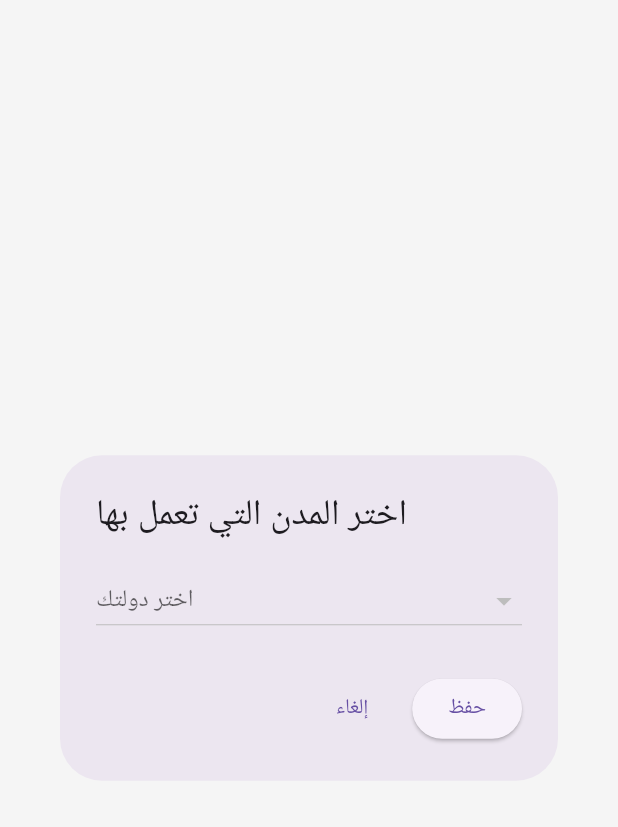
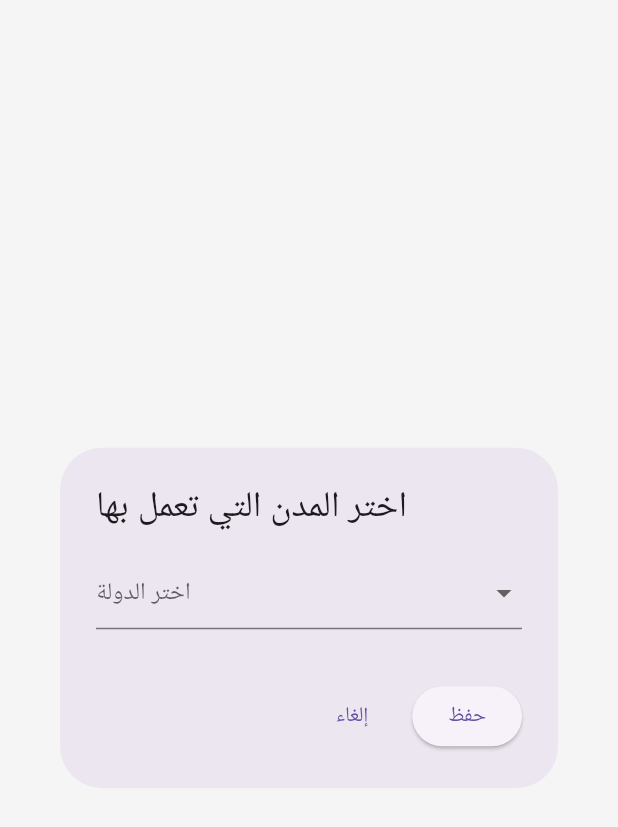
Before and after one commit to azref/elhirafi, a Flutter app: the _CitySelectionDialog widget shown alone on an empty page, opened directly with empty values, on a phone screen of 412 x 824 dp. Shown: the top 827 px of the screen. Run offline on Flutter 3.47's test engine with Material 3 defaults, Android fonts, the light colour scheme and no system bars; our stand-ins replace audioplayers, cloud_firestore, firebase_analytics, firebase_auth, firebase_core, firebase_crashlytics and 6 more; missing offline and left inert: record; accounts and stored records are empty; network calls fail; Roboto replaces fonts that are missing (Cairo).

Commit message:
Update register_screen.dart

```diff
--- a/lib/screens/auth/register_screen.dart
+++ b/lib/screens/auth/register_screen.dart
@@ -9,9 +9,7 @@ import '../../constants/app_strings.dart';
 import '../../providers/auth_provider.dart';
 import '../../widgets/custom_button.dart';
 import '../../widgets/custom_text_field.dart';
-// --- تم إرجاع المسار الصحيح هنا ---
 import '../../data/cities_data.dart';
-// ---------------------------------
 
 class RegisterScreen extends StatefulWidget {
   const RegisterScreen({super.key});
@@ -320,24 +318,51 @@ class _CitySelectionDialog extends StatefulWidget {
 
 class _CitySelectionDialogState extends State<_CitySelectionDialog> {
   late List<String> _tempSelectedCities;
-  String _searchQuery = '';
   String? _selectedCountry;
+  String? _selectedRegion;
+  String? _selectedCity;
+
+  List<String> _countries = [];
+  List<String> _regions = [];
+  List<String> _cities = [];
+  List<String> _districts = [];
 
   @override
   void initState() {
     super.initState();
     _tempSelectedCities = List.from(widget.initialSelectedCities);
+    _countries = CitiesData.getCountries();
   }
 
-  List<String> get _filteredCities {
-    if (_selectedCountry == null) {
-      return [];
+  void _onCountryChanged(String? newValue) {
+    setState(() {
+      _selectedCountry = newValue;
+      _selectedRegion = null;
+      _selectedCity = null;
+      _regions = _selectedCountry != null ? CitiesData.getRegions(_selectedCountry!) : [];
+      _cities = [];
+      _districts = [];
+    });
   }
-    final cities = citiesByCountry[_selectedCountry] ?? [];
-    if (_searchQuery.isEmpty) {
-      return cities;
+
+  void _onRegionChanged(String? newValue) {
+    setState(() {
+      _selectedRegion = newValue;
+      _selectedCity = null;
+      _cities = (_selectedCountry != null && _selectedRegion != null)
+          ? CitiesData.getCities(_selectedCountry!, _selectedRegion!)
+          : [];
+      _districts = [];
+    });
   }
-    return cities.where((city) => city.toLowerCase().contains(_searchQuery.toLowerCase())).toList();
+
+  void _onCityChanged(String? newValue) {
+    setState(() {
+      _selectedCity = newValue;
+      _districts = (_selectedCountry != null && _selectedRegion != null && _selectedCity != null)
+          ? CitiesData.getDistricts(_selectedCountry!, _selectedRegion!, _selectedCity!)
+          : [];
+    });
   }
 
   @override
@@ -346,59 +371,60 @@ class _CitySelectionDialogState extends State<_CitySelectionDialog> {
       title: const Text(AppStrings.selectWorkCities),
       content: SizedBox(
         width: double.maxFinite,
+        child: SingleChildScrollView(
           child: Column(
             mainAxisSize: MainAxisSize.min,
             children: [
-            DropdownButton<String>(
+              DropdownButtonFormField<String>(
                 value: _selectedCountry,
-              hint: const Text(AppStrings.selectCountry),
+                hint: const Text('اختر الدولة'),
                 isExpanded: true,
-              items: citiesByCountry.keys.map((String country) {
-                return DropdownMenuItem<String>(
-                  value: country,
-                  child: Text(country),
-                );
+                items: _countries.map((String country) {
+                  return DropdownMenuItem<String>(value: country, child: Text(country));
                 }).toList(),
-              onChanged: (newValue) {
-                setState(() {
-                  _selectedCountry = newValue;
-                  _searchQuery = '';
-                });
-              },
+                onChanged: _onCountryChanged,
               ),
+              if (_selectedCountry != null) const SizedBox(height: 10),
               if (_selectedCountry != null)
-              Padding(
-                padding: const EdgeInsets.symmetric(vertical: 8.0),
-                child: TextField(
-                  onChanged: (value) {
-                    setState(() {
-                      _searchQuery = value;
-                    });
-                  },
-                  decoration: const InputDecoration(
-                    labelText: AppStrings.search,
-                    prefixIcon: Icon(Icons.search),
-                    border: OutlineInputBorder(),
+                DropdownButtonFormField<String>(
+                  value: _selectedRegion,
+                  hint: const Text('اختر المنطقة/الجهة'),
+                  isExpanded: true,
+                  items: _regions.map((String region) {
+                    return DropdownMenuItem<String>(value: region, child: Text(region));
+                  }).toList(),
+                  onChanged: _onRegionChanged,
                 ),
+              if (_selectedRegion != null) const SizedBox(height: 10),
+              if (_selectedRegion != null)
+                DropdownButtonFormField<String>(
+                  value: _selectedCity,
+                  hint: const Text('اختر المحافظة/المدينة'),
+                  isExpanded: true,
+                  items: _cities.map((String city) {
+                    return DropdownMenuItem<String>(value: city, child: Text(city));
+                  }).toList(),
+                  onChanged: _onCityChanged,
                 ),
-              ),
-            if (_selectedCountry != null)
-              Expanded(
+              const SizedBox(height: 10),
+              if (_districts.isNotEmpty)
+                SizedBox(
+                  height: 200, // To make the list scrollable
                   child: ListView.builder(
                     shrinkWrap: true,
-                  itemCount: _filteredCities.length,
+                    itemCount: _districts.length,
                     itemBuilder: (context, index) {
-                    final city = _filteredCities[index];
-                    final isSelected = _tempSelectedCities.contains(city);
+                      final district = _districts[index];
+                      final isSelected = _tempSelectedCities.contains(district);
                       return CheckboxListTile(
-                      title: Text(city),
+                        title: Text(district),
                         value: isSelected,
                         onChanged: (bool? value) {
                           setState(() {
                             if (value == true) {
-                            _tempSelectedCities.add(city);
+                              _tempSelectedCities.add(district);
                             } else {
-                            _tempSelectedCities.remove(city);
+                              _tempSelectedCities.remove(district);
                             }
                           });
                         },
@@ -407,6 +433,7 @@ class _CitySelectionDialogState extends State<_CitySelectionDialog> {
                   ),
                 ),
             ],
+          ),
         ),
       ),
       actions: [
```
Lines whose indentation alone changed are shown as unchanged.
